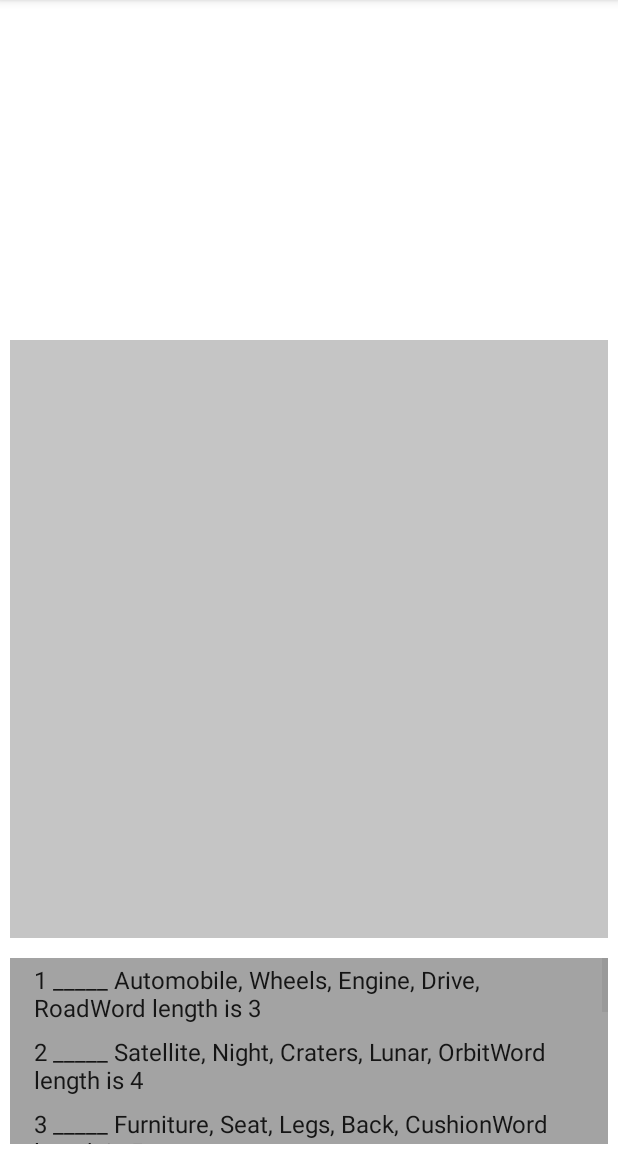
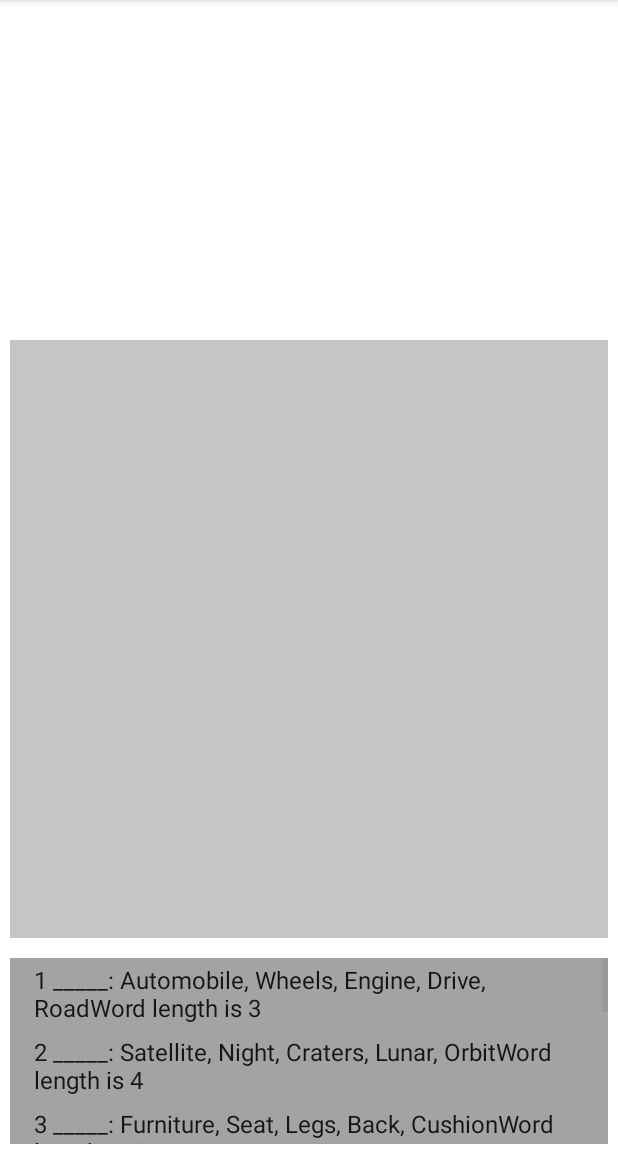
Before and after one commit to AndrewBunn00/NetworkedAndroidApp, an Android app: the GameActivity screen opened directly, with no data from a screen before it, on a phone screen of 412 x 824 dp, the part 84-1236 px from its top. Run offline under Robolectric (Android 15) with nearby library versions, the phone set to English and light mode, and no system bars.

```diff
--- a/app/src/main/java/com/example/networkedcrossword/GameActivity.java
+++ b/app/src/main/java/com/example/networkedcrossword/GameActivity.java
@@ -2,14 +2,20 @@ package com.example.networkedcrossword;
 
 import static java.lang.Math.min;
 
+import androidx.appcompat.app.AlertDialog;
 import androidx.appcompat.app.AppCompatActivity;
 
+import android.content.DialogInterface;
 import android.os.Bundle;
 import android.util.DisplayMetrics;
 import android.view.View;
 import android.view.ViewGroup;
+import android.widget.AdapterView;
 import android.widget.ArrayAdapter;
+import android.widget.EditText;
 import android.widget.GridView;
+
+import com.google.android.material.textfield.TextInputLayout;
 
 import java.io.IOException;
 import java.util.HashMap;
@@ -77,33 +83,26 @@ public class GameActivity extends AppCompatActivity {
 
         int count = 0;
         for(String word:word_set) {
-            word_list[count++] = count + " _____" + map.get(word) + "Word length is " + word.length();
+            word_list[count++] = count + " _____:" + map.get(word) + "Word length is " + word.length();
         }
-
-
-
-
-
-
-
-
-
-
-
-//        for (int i = 0; i < word.length; i++) {
-//            for (int j = 0; i < word.length; j++) {
-//                word[i] = String.valueOf(j);
-//            }
-//        }
 
         ArrayAdapter<String> adapter = new ArrayAdapter<>(this, android.R.layout.simple_list_item_1,word_list);
         gridView.setAdapter(adapter);
-//        gridView.setOnItemClickListener(new AdapterView.OnItemClickListener() {
-//
-//            @Override
-//            public void onItemClick(AdapterView<?> adapterView, View view, int i, long l) {
-//                Toast.makeText(this.get, ""+word_list[i].toString(), Toast.LENGTH_SHORT).show();
-//            }
-//        });
+        AlertDialog.Builder builder = new AlertDialog.Builder(this);
+        builder.setTitle("Enter Word");
+        TextInputLayout input = new TextInputLayout(this);
+        EditText editText = new EditText(getApplicationContext());
+        input.setHint("Words");
+        input.addView(editText);
+
+        gridView.setOnItemClickListener((adapterView, view, i, l) -> {
+              builder
+                    .setTitle("Enter Word")
+                    .setView(input)
+                    .setMessage("Enter your Guess")
+                    .setPositiveButton("Submit", (dialogInterface, i1) -> System.out.println("hello"))
+                    .setNegativeButton("Cancel", (dialogInterface, i12) -> {
+                    }).show();
+        });
     }
 }
--- a/app/src/main/res/layout/activity_game.xml
+++ b/app/src/main/res/layout/activity_game.xml
@@ -27,5 +27,4 @@
         app:layout_constraintEnd_toEndOf="parent"
         app:layout_constraintStart_toStartOf="parent"
         app:layout_constraintTop_toTopOf="parent" />
-
 </androidx.constraintlayout.widget.ConstraintLayout>
```
